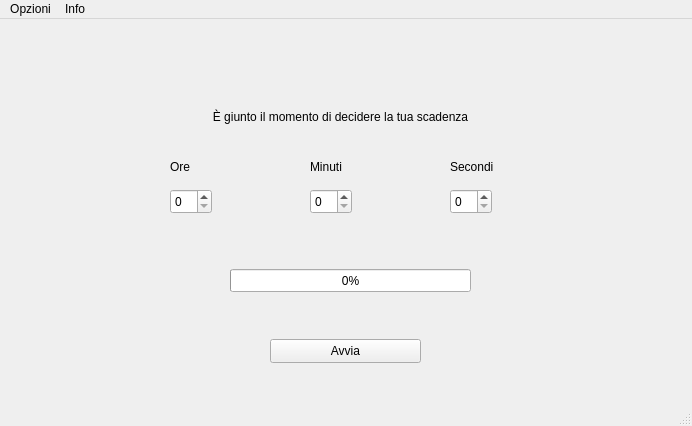
Old version of the form mainwindow.ui in the repository Tizzycek/Timer.
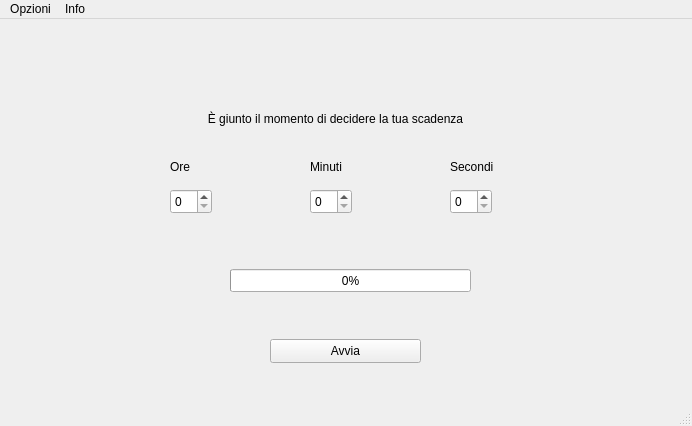
New version of the form.

Commit message: ingrandito spazio etichetta centrale

Patch:
```diff
--- a/mainwindow.ui
+++ b/mainwindow.ui
@@ -17,12 +17,18 @@
    <widget class="QLabel" name="timerLabel">
     <property name="geometry">
      <rect>
-      <x>210</x>
+      <x>120</x>
       <y>90</y>
-      <width>261</width>
-      <height>16</height>
+      <width>431</width>
+      <height>20</height>
      </rect>
     </property>
+    <property name="minimumSize">
+     <size>
+      <width>431</width>
+      <height>0</height>
+     </size>
+    </property>
     <property name="layoutDirection">
      <enum>Qt::LayoutDirection::LeftToRight</enum>
     </property>
```
